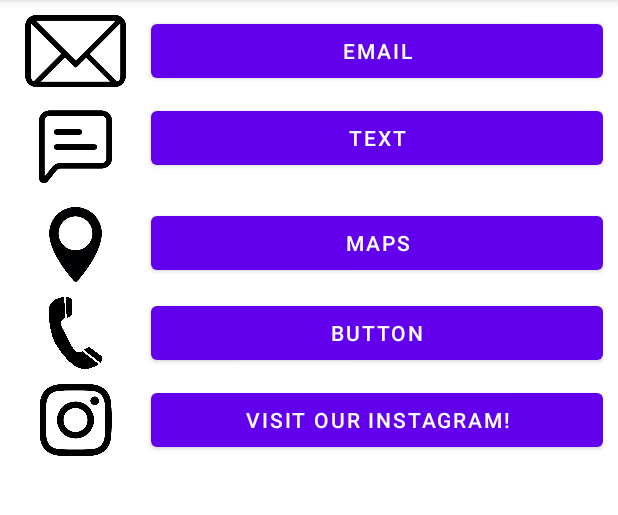
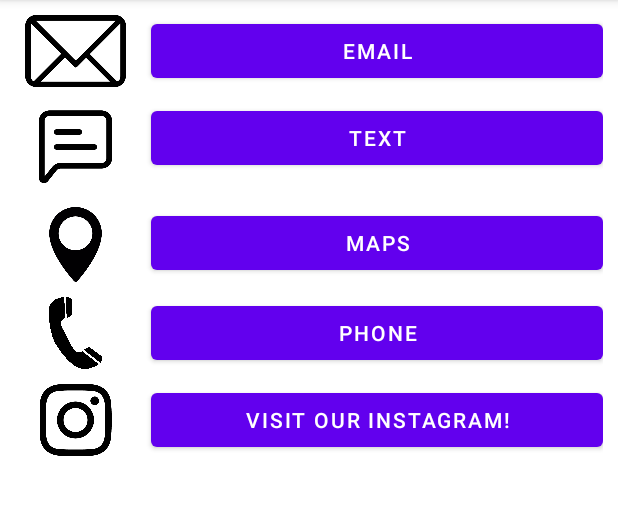
Before and after one commit to vvirtuee/PenguinDex, an Android app: the fragment ContactFragment shown on its own in the app's theme, on a phone screen of 412 x 824 dp, the part 84-599 px from its top. Run offline under Robolectric (Android 15) with nearby library versions, the phone set to English and light mode, and no system bars.

Commit message:
#6 Spell checked for spelling errors

```diff
--- a/app/src/main/java/com/example/penguindexapp/Fragments/ContactFragment.java
+++ b/app/src/main/java/com/example/penguindexapp/Fragments/ContactFragment.java
@@ -108,7 +108,8 @@ public class ContactFragment extends Fragment {
         phoneBtn.setOnClickListener(new View.OnClickListener() {
             @Override
             public void onClick(View v){
-
+                Intent intent = new Intent(Intent.ACTION_CALL, Uri.parse("tel:" + "5199722727"));
+                startActivity(intent);
             }
         });
 
--- a/app/src/main/res/layout/fragment_contact.xml
+++ b/app/src/main/res/layout/fragment_contact.xml
@@ -79,7 +79,6 @@
     </LinearLayout>
 
     <LinearLayout
-        android:id="@+id/phoneBtn"
         android:layout_width="match_parent"
         android:layout_height="wrap_content"
         android:orientation="horizontal"
@@ -94,11 +93,11 @@
             android:src="@drawable/phone" />
 
         <Button
-            android:id="@+id/button"
+            android:id="@+id/phoneBtn"
             android:layout_width="match_parent"
             android:layout_height="wrap_content"
             android:layout_weight="1"
-            android:text="Button" />
+            android:text="Phone" />
     </LinearLayout>
 
     <LinearLayout
```
